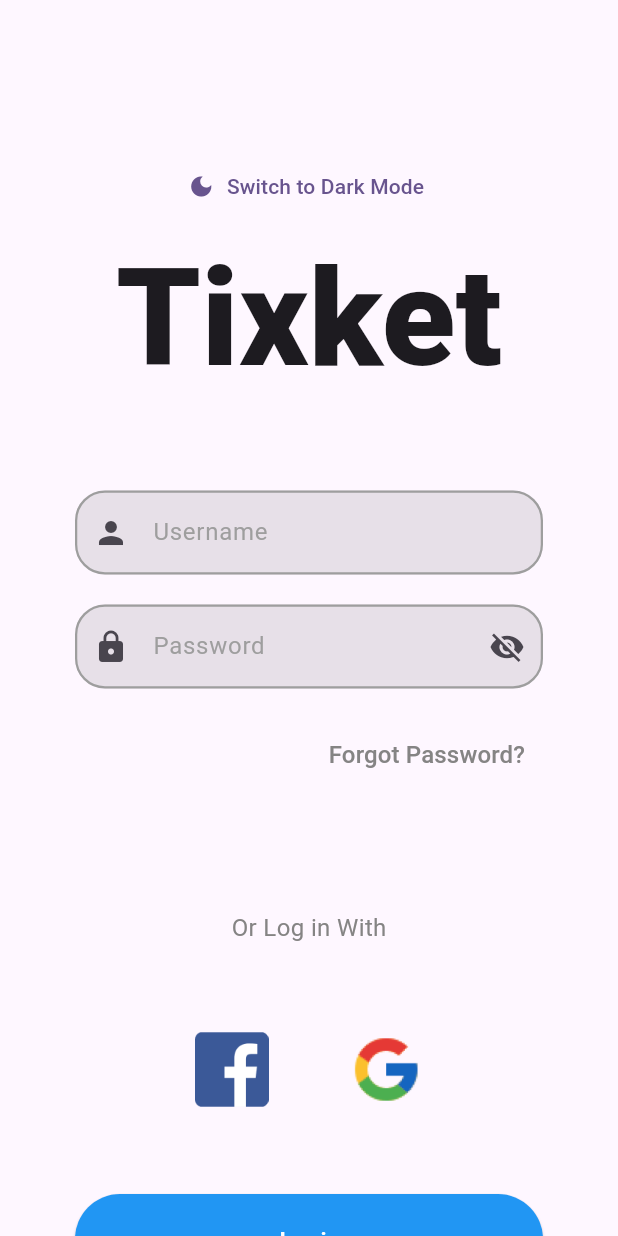
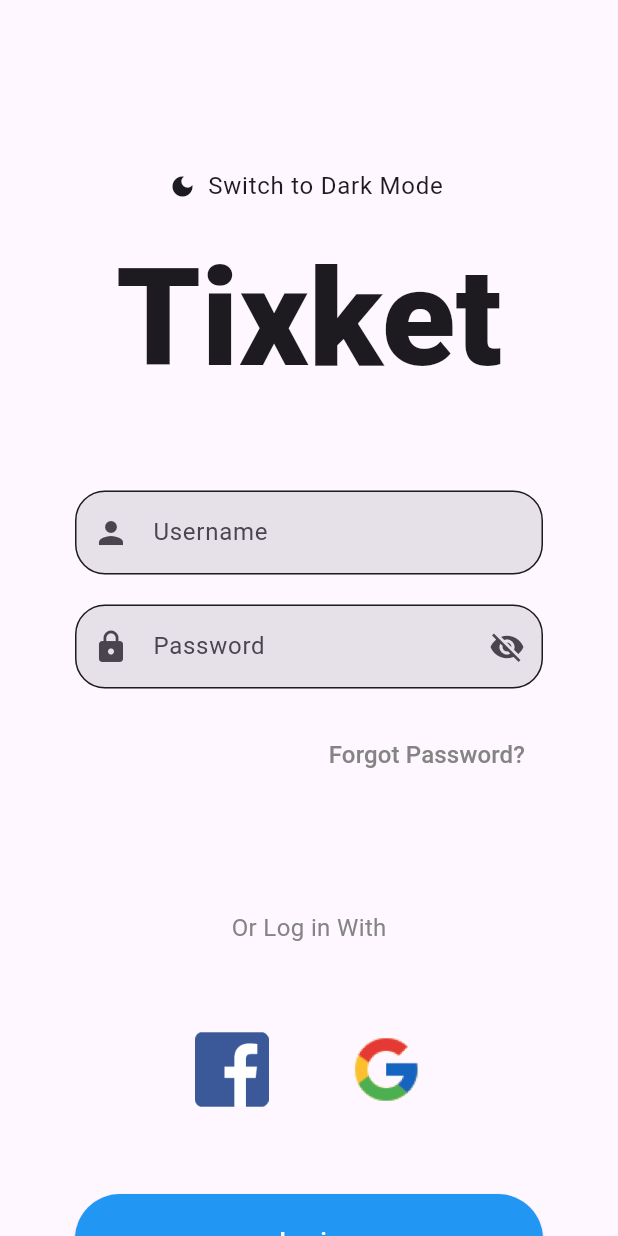
Before and after one commit to irdacin/tixket, a Flutter app: the screen it shows after launch, scrolled down 148 dp, after a tap on "Sign Up", after a tap on "Login", on a phone screen of 412 x 824 dp. Run offline on Flutter 3.47's test engine with Material 3 defaults, Android fonts, the phone set to English and light mode, and no system bars; accounts and stored records are empty.

Commit message:
Add dark mode feature to all pages

```diff
--- a/lib/components/input_field.dart
+++ b/lib/components/input_field.dart
@@ -54,15 +54,15 @@ class _InputFieldState extends State<InputField> {
       focusNode: widget.focusNode,
       decoration: InputDecoration(
         enabledBorder: OutlineInputBorder(
-          borderSide: const BorderSide(
-            color: Colors.grey,
-            width: 1.5
+          borderSide: BorderSide(
+            color: Theme.of(context).textTheme.bodyMedium!.color!,
+            width: 1
           ),
           borderRadius: BorderRadius.circular(20),
         ),
         focusedBorder: OutlineInputBorder(
-          borderSide: const BorderSide(
-            // color: Color(0xff383838),
+          borderSide: BorderSide(
+            color: Theme.of(context).textTheme.bodyMedium!.color!,
             width: 2
           ),
           borderRadius: BorderRadius.circular(20),
@@ -70,7 +70,7 @@ class _InputFieldState extends State<InputField> {
         errorBorder: OutlineInputBorder(
           borderSide: const BorderSide(
             color: Colors.red,
-            width: 1
+            width: 1.5
           ),
           borderRadius: BorderRadius.circular(20),
         ),
@@ -84,13 +84,9 @@ class _InputFieldState extends State<InputField> {
         labelText: widget.labelText,
         labelStyle:
           focusText ? const TextStyle(
-            color:  Colors.black,
             fontSize: 18,
-            fontWeight: FontWeight.bold
-          )
-          : const TextStyle(
-            color:  Colors.grey
-          ),
+            fontWeight: FontWeight.bold,
+          ) : null,
         errorText: widget.errorText,
         filled: true,
         prefixIcon: Icon(widget.icon),
--- a/lib/components/loading_button.dart
+++ b/lib/components/loading_button.dart
@@ -46,8 +46,8 @@ class _LoadingButtonState extends State<LoadingButton> {
           ),
         )
         : Container(
-          width: 24,
-          height: 24,
+          width: 20,
+          height: 20,
           padding: const EdgeInsets.all(2),
           child: const CircularProgressIndicator(
             color: Colors.white,
--- a/lib/main.dart
+++ b/lib/main.dart
@@ -1,6 +1,7 @@
 import 'package:flutter/material.dart';
 import 'package:provider/provider.dart';
 import 'package:tixket/pages/signup_page.dart';
+import 'package:tixket/provider/theme_provider.dart';
 import 'package:tixket/provider/user_provider.dart';
 
 void main() {
@@ -14,16 +15,20 @@ class MyApp extends StatelessWidget {
   Widget build(BuildContext context) {
     return MultiProvider(
       providers: [
-        ChangeNotifierProvider(create: (context) => UserProvider(),)
+        ChangeNotifierProvider(create: (context) => UserProvider(),),
+        ChangeNotifierProvider(create: (context) => ThemeProvider(),)
       ],
       builder: (context, child) {
         return MaterialApp(
           title: 'Flutter Demo',
           debugShowCheckedModeBanner: false,
           theme: ThemeData(
-            colorScheme: ColorScheme.fromSeed(seedColor: Colors.deepPurple),
-            useMaterial3: true,
+            brightness: Brightness.light
           ),
+          darkTheme: ThemeData(
+            brightness: Brightness.dark
+          ),
+          themeMode: Provider.of<ThemeProvider>(context).isDarkMode ? ThemeMode.dark : ThemeMode.light,
           home: const SignUpPage()
         );
       }
--- a/lib/pages/login_page.dart
+++ b/lib/pages/login_page.dart
@@ -1,10 +1,10 @@
 import 'package:flutter/material.dart';
-import 'package:flutter/widgets.dart';
 import 'package:provider/provider.dart';
 import 'package:tixket/components/input_field.dart';
 import 'package:tixket/components/loading_button.dart';
 import 'package:tixket/pages/home_page.dart';
 import 'package:tixket/pages/signup_page.dart';
+import 'package:tixket/provider/theme_provider.dart';
 import 'package:tixket/provider/user_provider.dart';
 
 class LoginPage extends StatefulWidget {
@@ -41,9 +41,17 @@ class _LoginPageState extends State<LoginPage> {
               crossAxisAlignment: CrossAxisAlignment.center,
               children: [
                 TextButton.icon(
-                  onPressed: (){},
-                  icon: const Icon(Icons.dark_mode),
-                  label: const Text("Switch to Dark Mode")
+                  onPressed: (){
+                    Provider.of<ThemeProvider>(context, listen: false).toggleTheme();
+                  },
+                  icon: Icon(
+                    Provider.of<ThemeProvider>(context).isDarkMode ? Icons.light_mode : Icons.dark_mode,
+                    color: Theme.of(context).textTheme.bodyLarge!.color,
+                  ),
+                  label: Text(
+                    "Switch to ${Provider.of<ThemeProvider>(context).isDarkMode ? 'Light Mode': 'Dark Mode'}",
+                    style: Theme.of(context).textTheme.bodyLarge
+                  )
                 ),
                 const Text(
                   "Tixket",
--- a/lib/pages/signup_page.dart
+++ b/lib/pages/signup_page.dart
@@ -4,6 +4,7 @@ import 'package:tixket/components/input_field.dart';
 import 'package:tixket/components/loading_button.dart';
 import 'package:tixket/pages/home_page.dart';
 import 'package:tixket/pages/login_page.dart';
+import 'package:tixket/provider/theme_provider.dart';
 import 'package:tixket/provider/user_provider.dart';
 
 class SignUpPage extends StatefulWidget {
@@ -42,9 +43,17 @@ class _SignUpPageState extends State<SignUpPage> {
               crossAxisAlignment: CrossAxisAlignment.center,
               children: [
                 TextButton.icon(
-                  onPressed: (){},
-                  icon: const Icon(Icons.dark_mode),
-                  label: const Text("Switch to Dark Mode")
+                  onPressed: (){
+                    Provider.of<ThemeProvider>(context, listen: false).toggleTheme();
+                  },
+                  icon: Icon(
+                    Provider.of<ThemeProvider>(context).isDarkMode ? Icons.light_mode : Icons.dark_mode,
+                    color: Theme.of(context).textTheme.bodyLarge!.color,
+                  ),
+                  label: Text(
+                    "Switch to ${Provider.of<ThemeProvider>(context).isDarkMode ? 'Light Mode': 'Dark Mode'}",
+                    style: Theme.of(context).textTheme.bodyLarge
+                  )
                 ),
                 const Text(
                   "Tixket",
--- /dev/null
+++ b/lib/provider/theme_provider.dart
@@ -0,0 +1,12 @@
+import 'package:flutter/material.dart';
+
+class ThemeProvider extends ChangeNotifier {
+  bool _isDarkMode = false;
+
+  bool get isDarkMode => _isDarkMode;
+
+  void toggleTheme(){
+    _isDarkMode = !isDarkMode;
+    notifyListeners();
+  }
+}
```
